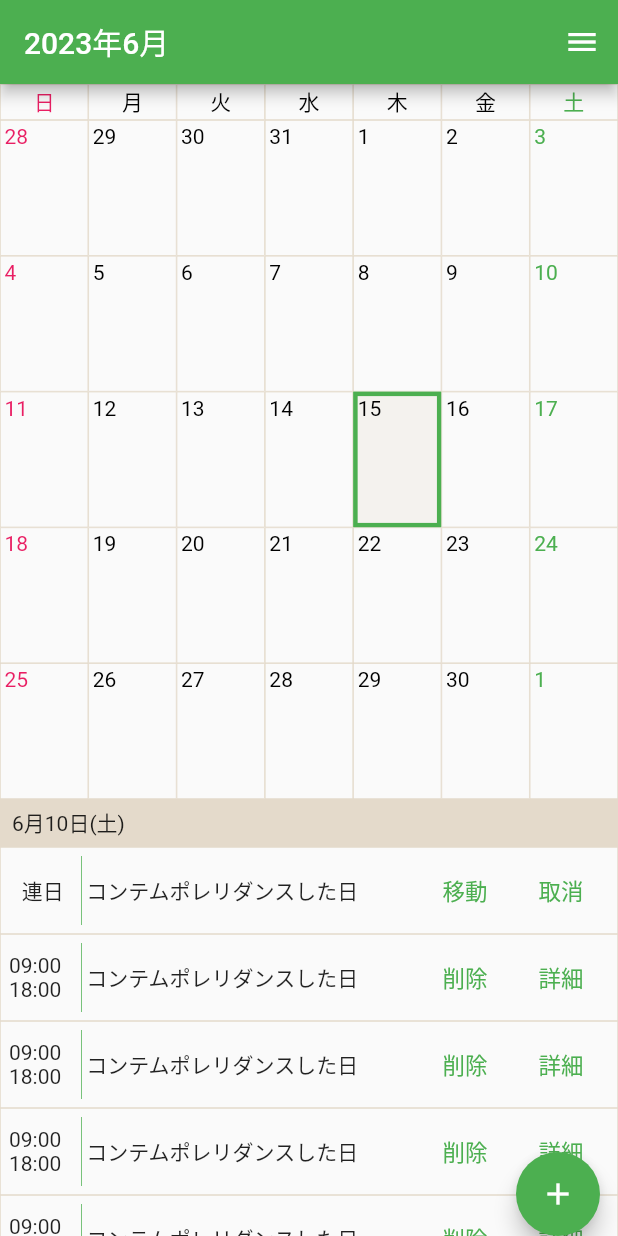
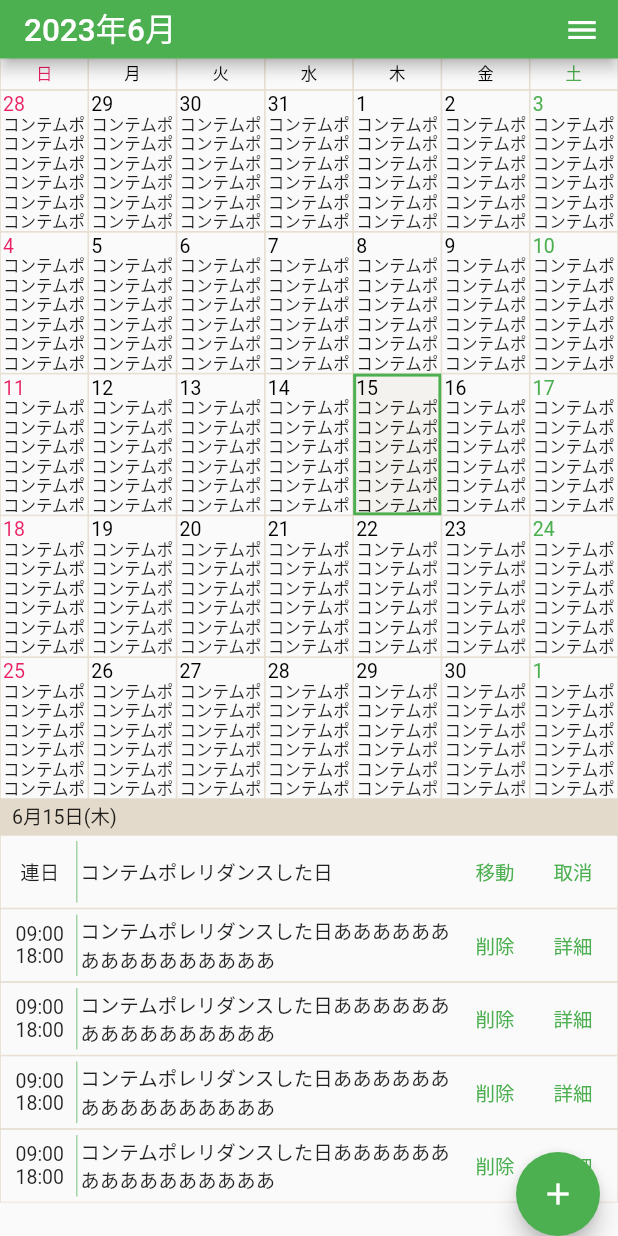
Before and after one commit to wakizaka24/scal, a Flutter app: the screen it shows after launch, on a phone screen of 412 x 824 dp. Run offline on Flutter 3.47's test engine with Material 2 defaults, Android fonts, the phone set to English and light mode, and no system bars; our stand-ins replace flutter_hooks, hooks_riverpod.

Commit message:
カレンダーデザインを調整する

```diff
--- a/lib/f001_home_page.dart
+++ b/lib/f001_home_page.dart
@@ -14,14 +14,14 @@ class HomePage extends HookConsumerWidget {
   @override
   Widget build(BuildContext context, WidgetRef ref) {
     final state = ref.watch(calendarPageNotifierProvider);
-    final notifier = ref.watch(calendarPageNotifierProvider.notifier);
+    // final notifier = ref.watch(calendarPageNotifierProvider.notifier);
 
     // Widgetの一番上で取得可能な項目
     // アンセーフエリア上の高さ
     double unSafeAreaTopHeight = MediaQuery.of(context).padding.top;
 
     // 画面の高さ
-    double deviceHeight = MediaQuery.of(context).size.height;
+    // double deviceHeight = MediaQuery.of(context).size.height;
 
     state.homePageController.addListener(() async {
       // double offset = state.homePageController.offset;
@@ -38,12 +38,20 @@ class HomePage extends HookConsumerWidget {
     return Scaffold(
       key: homePageScaffoldKey,
       endDrawer: const EndDrawer(),
-      appBar: AppBar(
-        title: Row(
-          crossAxisAlignment: CrossAxisAlignment.start,
-          children: [
-            Text(state.appBarTitle),
-          ],
+      appBar: PreferredSize(
+        preferredSize: Size.fromHeight(state.appBarHeight),
+        child: AppBar(
+          title: Row(
+            crossAxisAlignment: CrossAxisAlignment.start,
+            children: [
+              Text(state.appBarTitle,
+                  style: const TextStyle(
+                      height: 1.3,
+                      fontSize: 21
+                  )
+              ),
+            ],
+          ),
         ),
       ),
       body: PageView(
--- a/lib/f003_calendar_page.dart
+++ b/lib/f003_calendar_page.dart
@@ -4,9 +4,12 @@ import 'package:flutter_hooks/flutter_hooks.dart';
 import 'package:hooks_riverpod/hooks_riverpod.dart';
 import 'package:scal/f004_calendar_view_model.dart';
 
+import 'f001_home_page.dart';
+
 const borderColor = Color(0xCCDED2BF);
 const todayBgColor = Color(0x33DED2BF);
-const double selectedBoarderWidth = 3;
+const double selectedBoarderWidth = 2;
+const double eventSelectedBoarderWidth = 2;
 const double normalBoarderWidth = 0.5;
 
 class CalendarPage extends HookConsumerWidget {
@@ -37,9 +40,9 @@ class CalendarPage extends HookConsumerWidget {
     // 画面の高さ
     double deviceHeight = MediaQuery.of(context).size.height;
     // アプリバーの高さ
-    double appBarHeight = AppBar().preferredSize.height;
+    double appBarHeight = state.appBarHeight;//AppBar().preferredSize.height;
     // 週部分の高さ
-    double weekPartHeight = 24;
+    double weekPartHeight = 21;
     // イベント一覧のアスペクト比
     double eventListAspectRate = 1.41421356237;
     // イベント一覧の高さ
@@ -145,23 +148,23 @@ class MonthPart extends HookConsumerWidget {
       GridView.count(
         shrinkWrap: true,
         // physics: const NeverScrollableScrollPhysics(),
-        padding: EdgeInsets.zero, // セーフエリア下非表示を無効にすると下に余白ができる
+        padding: EdgeInsets.zero, // セーフエリア下を無効にすると下に余白ができる
         crossAxisCount: weekPartColumnNum, // 列の数
         childAspectRatio: weekPartAspectRate, // アスペクト比
         children: [
-          for (int i=0; i < weekPartColumnNum; i++) ... {
-            WeekPart(height: weekPartHeight, weekday: state.weekdayList[i]),
+          for (int i = 0; i < weekPartColumnNum; i++) ... {
+            WeekdayPart(height: weekPartHeight, weekday: state.weekdayList[i]),
           }
         ],
       ),
       GridView.count(
         shrinkWrap: true,
         // physics: const NeverScrollableScrollPhysics(),
-        padding: EdgeInsets.zero, // セーフエリア下非表示を無効にすると下に余白ができる
+        padding: EdgeInsets.zero, // セーフエリア下を無効にすると下に余白ができる
         crossAxisCount: weekPartColumnNum, // 列の数
         childAspectRatio: dayPartAspectRate, // アスペクト比
         children: [
-          for (int i=0; i < weekPartColumnNum * dayPartRowNum; i++) ... {
+          for (int i = 0; i < weekPartColumnNum * dayPartRowNum; i++) ... {
             DayPart(index: i,
                 isHighlighted: state.dayPartIndex == i,
                 isActive: state.dayPartActive,
@@ -178,11 +181,11 @@ class MonthPart extends HookConsumerWidget {
   }
 }
 
-class WeekPart extends HookConsumerWidget {
+class WeekdayPart extends HookConsumerWidget {
   final double height;
   final WeekdayDisplay weekday;
 
-  const WeekPart({
+  const WeekdayPart({
     super.key,
     required this.height,
     required this.weekday
@@ -201,7 +204,11 @@ class WeekPart extends HookConsumerWidget {
       ),
       alignment: Alignment.center,
       child: Text(weekday.title,
-          style: TextStyle(color: weekday.titleColor)
+          style: TextStyle(
+            height: 1.3,
+            fontSize: 11,
+            color: weekday.titleColor
+          )
       )
     );
   }
@@ -231,12 +238,37 @@ class DayPart extends HookConsumerWidget {
       isHighlighted: isHighlighted,
       isActive: isActive,
       onTapDown: onTapDown,
+      selectedBoarderWidth: selectedBoarderWidth,
+      borderCircular: 0,
       bgColor: day.bgColor,
       child: Column(
         crossAxisAlignment: CrossAxisAlignment.start,
         children: [
-            Text(day.title, style: TextStyle(color: day.titleColor)),
-            Expanded(child: Container())
+          Text(day.title,
+              style: TextStyle(
+                fontSize: 13,
+                color: day.titleColor
+              )
+          ),
+          Expanded(child:
+            ScrollConfiguration(
+                behavior: ScrollConfiguration.of(context).copyWith(scrollbars: false),
+                child: ListView(
+                  physics: const NeverScrollableScrollPhysics(),
+                  children: [
+                    for(int i = 0; i < day.eventList.length; i++) ... {
+                      Text(day.eventList[i],
+                        maxLines: 1,
+                        style: const TextStyle(
+                            fontSize: 11,
+                            height: 1.2
+                        ),
+                      ),
+                    }
+                  ],
+                )
+            )
+          )
         ],
       ),
     );
@@ -254,13 +286,18 @@ class EventListPart extends HookConsumerWidget {
     return Column(
         children: [
           SizedBox(
-              height: 32,
+              height: 24,
               child: Container(
                   padding: const EdgeInsets.symmetric(horizontal: 8),
                   color: borderColor,
-                  child: const Row(
+                  child: Row(
                     children: [
-                      Text('6月10日(土)'),
+                      Text(state.eventListTitle,
+                        style: const TextStyle(
+                            height: 1.3,
+                            fontSize: 13
+                        )
+                      ),
                     ],
                   )
               )
@@ -269,13 +306,14 @@ class EventListPart extends HookConsumerWidget {
             ListView(
                 padding: const EdgeInsets.fromLTRB(0, 0, 0, 100),
                 children: [
-                  for(int i=0; i < 5; i++) ... {
+                  for(int i=0; i < state.eventList.length; i++) ... {
                     EventPart(
                       index: i,
                       isHighlighted: state.eventListIndex == i,
                       onTapDown: (int i) async {
                         notifier.selectEventListPart(i);
                       },
+                      event: state.eventList[i],
                     )
                   }
                 ]
@@ -290,11 +328,13 @@ class EventPart extends HookConsumerWidget {
   final int index;
   final bool isHighlighted;
   final void Function(int) onTapDown;
+  final EventDisplay event;
 
   const EventPart({super.key,
     required this.index,
     required this.isHighlighted,
     required this.onTapDown,
+    required this.event,
   });
 
   @override
@@ -304,18 +344,23 @@ class EventPart extends HookConsumerWidget {
         index: index,
         isHighlighted: isHighlighted,
         isActive: true,
+        borderCircular: 10,
+        selectedBoarderWidth: eventSelectedBoarderWidth,
         bgColor: Colors.transparent,
         onTapDown: onTapDown,
         child: Container(
-          height: 52,
+            height: 45,
             padding: const EdgeInsets.all(selectedBoarderWidth),
           child: Row(
             children: [
-            if (index != 0)
-              const SizedBox(width: 45, child: Text('09:00\n18:00')),
-            if (index == 0)
-              const SizedBox(width: 45, child: Text('連日',
-                  textAlign: TextAlign.center)),
+              SizedBox(width: 45, child:
+                Text(event.head,
+                    textAlign: TextAlign.center,
+                    style: const TextStyle(
+                        fontSize: 13
+                    )
+                )
+              ),
               Container(
                   padding: const EdgeInsets
                       .symmetric(horizontal: selectedBoarderWidth,
@@ -325,46 +370,72 @@ class EventPart extends HookConsumerWidget {
                       color: theme.colorScheme.secondaryContainer
                   )
               ),
-            const Expanded(child: Text('コンテムポレリダンスした日')),
-            if (index == 0)
+              Expanded(child:
+                Text(event.title,
+                    style: const TextStyle(
+                        fontSize: 13
+                    )
+                )
+              ),
+              if (event.editing)
                 TextButton(
                   onPressed: () {
                   },
                   style: TextButton.styleFrom(
                     textStyle: const TextStyle(fontSize: 15),
                     padding: const EdgeInsets.all(0),
+                    minimumSize: const Size(52, 32),
                   ),
-                child: const Text('移動'),
+                  child: const Text('移動',
+                      style: TextStyle(
+                          fontSize: 13
+                      )
                   ),
-            if (index == 0)
+                ),
+              if (event.editing)
                 TextButton(
                   onPressed: () {
                   },
                   style: TextButton.styleFrom(
                     textStyle: const TextStyle(fontSize: 15),
                     padding: const EdgeInsets.all(0),
+                    minimumSize: const Size(52, 32),
                   ),
-              child: const Text('取消'),
+                  child: const Text('取消',
+                      style: TextStyle(
+                          fontSize: 13
+                      )
                   ),
-            if (index != 0)
+                ),
+              if (!event.editing)
                 TextButton(
                   onPressed: () {
                   },
                   style: TextButton.styleFrom(
                     textStyle: const TextStyle(fontSize: 15),
                     padding: const EdgeInsets.all(0),
+                    minimumSize: const Size(52, 32),
                   ),
-              child: const Text('削除'),
+                  child: const Text('削除',
+                      style: TextStyle(
+                          fontSize: 13
+                      )
                   ),
-            if (index != 0)
+                ),
+              if (!event.editing)
                 TextButton(
                   onPressed: () {
                   },
                   style: TextButton.styleFrom(
                     textStyle: const TextStyle(fontSize: 15),
                     padding: const EdgeInsets.all(0),
+                    minimumSize: const Size(52, 32),
                   ),
-              child: const Text('詳細'),
+                  child: const Text('詳細',
+                      style: TextStyle(
+                          fontSize: 13
+                      )
+                  ),
                 ),
             ],
           )
@@ -378,6 +449,9 @@ class SelectableCalendarCell extends HookConsumerWidget {
   final bool isHighlighted;
   final bool isActive;
   final void Function(int) onTapDown;
+  final double borderCircular;
+  // 選択時の罫線の幅(通常の罫線の幅以上であること)
+  final double selectedBoarderWidth;
   final Color bgColor;
   final Widget child;
 
@@ -386,6 +460,8 @@ class SelectableCalendarCell extends HookConsumerWidget {
     required this.isHighlighted,
     required this.isActive,
     required this.onTapDown,
+    required this.borderCircular,
+    required this.selectedBoarderWidth,
     required this.bgColor,
     required this.child
   });
@@ -399,6 +475,8 @@ class SelectableCalendarCell extends HookConsumerWidget {
         child: Container(
           decoration: BoxDecoration(
             color: bgColor,
+            borderRadius: BorderRadius.circular(isHighlighted
+                ? borderCircular : 0),
             border: Border.fromBorderSide(
                 BorderSide(
                     color: !isHighlighted || !isActive ? borderColor
@@ -410,6 +488,8 @@ class SelectableCalendarCell extends HookConsumerWidget {
           ),
           child: Container(
               decoration: BoxDecoration(
+                borderRadius: BorderRadius.circular(isHighlighted ?
+                  borderCircular : 0),
                 border: Border.fromBorderSide(
                     BorderSide(
                         color: Colors.transparent,
```
Also changed, not shown: lib/f004_calendar_view_model.dart (+19 -4 lines), pubspec.lock, 4 other files. Lines whose indentation alone changed are shown as unchanged.
